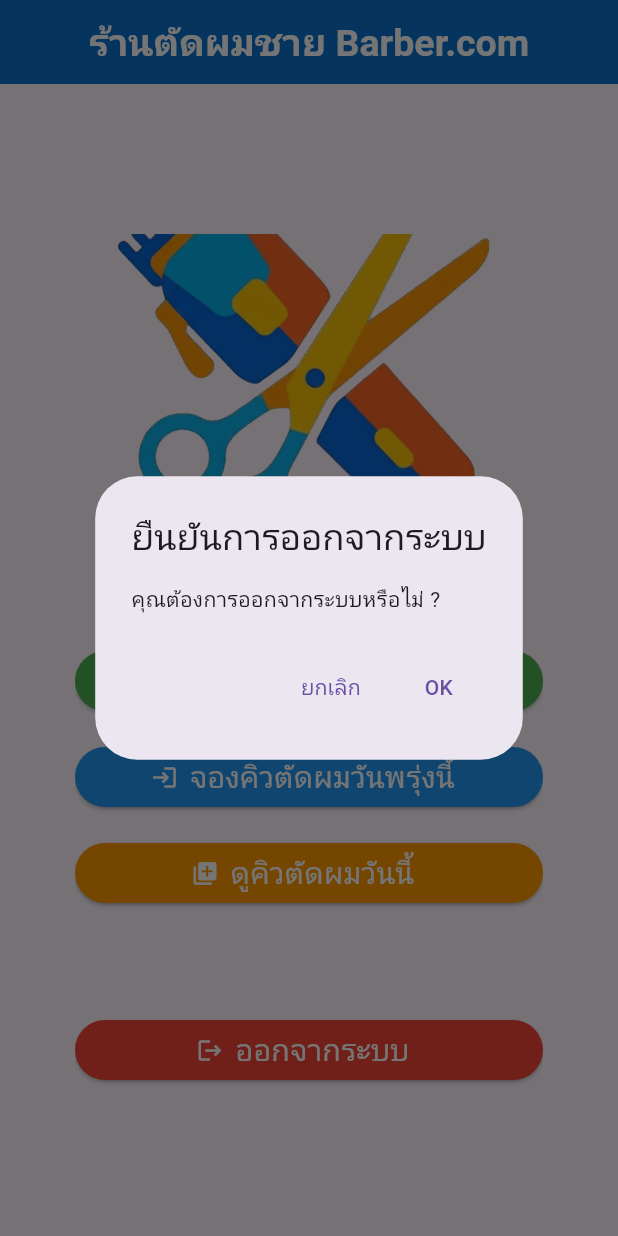
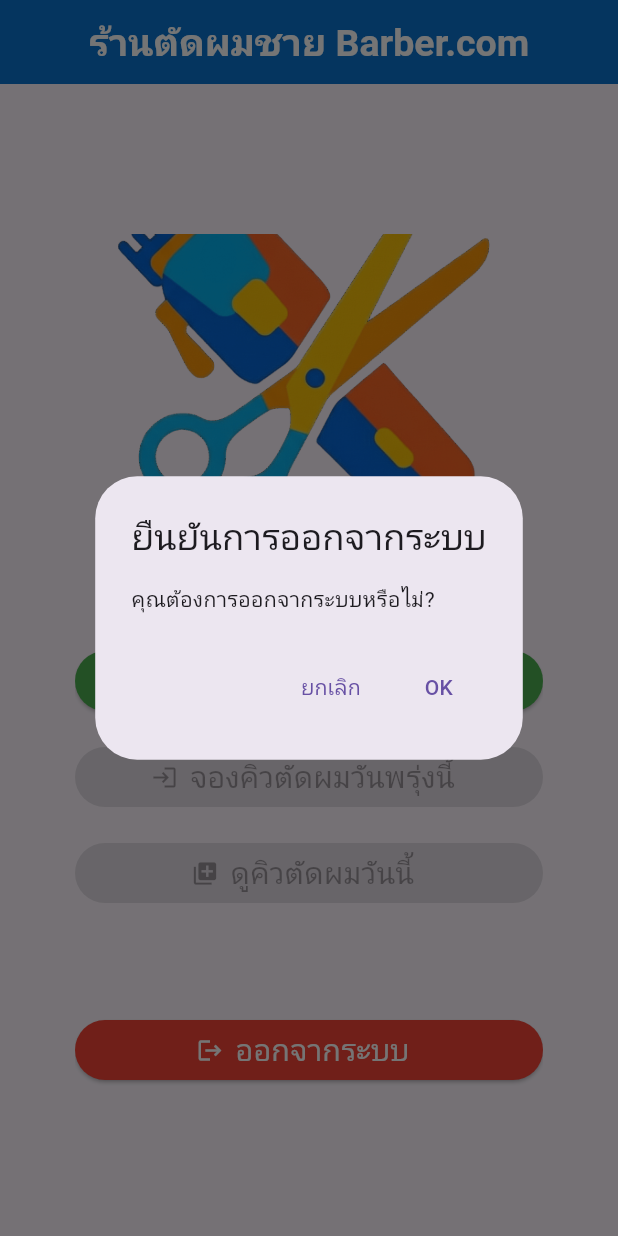
Before and after one commit to kott2556-debug/myqueue, a Flutter app: the screen it shows after launch, scrolled down 54 dp, after a tap on "ออกจากระบบ", on a phone screen of 412 x 824 dp. Run offline on Flutter 3.47's test engine with Material 3 defaults, Android fonts, the phone set to English and light mode, and no system bars; our stand-ins replace responsive_framework, shared_preferences; missing offline and left inert: dart:html, dart:js.

Commit message:
เพิ่มการบล๊อคปุ่มจองคิวและปุมดูคิว ลงชื่อแล้วถึงจะเข้าจองคิวได้

```diff
--- a/lib/screen/home.dart
+++ b/lib/screen/home.dart
@@ -1,10 +1,11 @@
+// ignore_for_file: avoid_web_libraries_in_flutter
+
 import 'package:booking/screen/jongqueue.dart';
 import 'package:booking/screen/myqueue.dart';
 import 'package:booking/screen/register.dart';
 import 'package:flutter/material.dart';
 import 'package:shared_preferences/shared_preferences.dart';
-import 'package:booking/screen/exit_screen.dart';
-// ใช้ปิดเว็บ (เฉพาะ Flutter Web)
+// ignore: deprecated_member_use
 import 'dart:html' as html;
 
 class HomeScreen extends StatefulWidget {
@@ -16,6 +17,8 @@ class HomeScreen extends StatefulWidget {
 
 class _HomeScreenState extends State<HomeScreen> {
   String? username;
+  bool isRegistered = false;
+  bool isBooked = false;
 
   @override
   void initState() {
@@ -25,8 +28,11 @@ class _HomeScreenState extends State<HomeScreen> {
 
   Future<void> loadUser() async {
     final prefs = await SharedPreferences.getInstance();
+
     setState(() {
       username = prefs.getString('name');
+      isRegistered = prefs.getBool('registered') ?? false;
+      isBooked = prefs.getBool('booked') ?? false;
     });
   }
 
@@ -39,20 +45,19 @@ class _HomeScreenState extends State<HomeScreen> {
     showDialog(
       context: context,
       builder: (context) => AlertDialog(
-        title: Text("ยืนยันการออกจากระบบ"),
-        content: Text("คุณต้องการออกจากระบบหรือไม่?"),
+        title: const Text("ยืนยันการออกจากระบบ"),
+        content: const Text("คุณต้องการออกจากระบบหรือไม่?"),
         actions: [
           TextButton(
-            child: Text("ยกเลิก"),
+            child: const Text("ยกเลิก"),
             onPressed: () => Navigator.pop(context),
           ),
           TextButton(
-            child: Text("OK"),
+            child: const Text("OK"),
             onPressed: () async {
-              Navigator.pop(context); // ปิด dialog
+              Navigator.pop(context);
               await logout();
 
-              // ⭐ ปิดแท็บเบราว์เซอร์แบบสำเร็จจริง 100%
               html.window.open("about:blank", "_self");
               html.window.close();
             },
@@ -67,9 +72,9 @@ class _HomeScreenState extends State<HomeScreen> {
     return Scaffold(
       appBar: AppBar(
         automaticallyImplyLeading: false,
-        backgroundColor: Color.fromARGB(255, 3, 118, 211),
+        backgroundColor: const Color.fromARGB(255, 3, 118, 211),
         centerTitle: true,
-        title: Text(
+        title: const Text(
           'ร้านตัดผมชาย Barber.com',
           style: TextStyle(
             color: Colors.white,
@@ -84,9 +89,9 @@ class _HomeScreenState extends State<HomeScreen> {
           child: Column(
             children: [
               Image.asset("assets/images/logo.png"),
-              SizedBox(height: 16.0),
+              const SizedBox(height: 16.0),
 
-              // ⭐ ปุ่มเดิมทั้งหมด (ไม่แตะต้อง)
+              // ⭐ ปุ่มลงชื่อ
               SizedBox(
                 width: double.infinity,
                 child: ElevatedButton.icon(
@@ -94,13 +99,17 @@ class _HomeScreenState extends State<HomeScreen> {
                     backgroundColor: Colors.green,
                     foregroundColor: Colors.white,
                   ),
-                  icon: Icon(Icons.add),
+                  icon: const Icon(Icons.add),
                   label: Text(
                     username == null ? "ลงชื่อ" : "ยินดีต้อนรับคุณ $username",
-                    style: TextStyle(fontSize: 20),
+                    style: const TextStyle(fontSize: 20),
                   ),
                   onPressed: () {
                     if (username != null) return;
+
+                    SharedPreferences.getInstance().then((prefs) {
+                      prefs.setBool("registered", true);
+                    });
 
                     Navigator.push(
                       context,
@@ -110,52 +119,66 @@ class _HomeScreenState extends State<HomeScreen> {
                 ),
               ),
 
-              SizedBox(height: 16.0),
+              const SizedBox(height: 16.0),
+
+              // ⭐ ปุ่มจองคิว — ต้องลงชื่อก่อน
               SizedBox(
                 width: double.infinity,
                 child: ElevatedButton.icon(
                   style: ElevatedButton.styleFrom(
-                    backgroundColor: Colors.blue,
+                    backgroundColor:
+                        isRegistered ? Colors.blue : Colors.grey,
                     foregroundColor: Colors.white,
                   ),
-                  icon: Icon(Icons.login),
-                  label: Text(
+                  icon: const Icon(Icons.login),
+                  label: const Text(
                     "จองคิวตัดผมวันพรุ่งนี้",
                     style: TextStyle(fontSize: 20),
                   ),
-                  onPressed: () {
+                  onPressed: isRegistered
+                      ? () async {
+                          final prefs = await SharedPreferences.getInstance();
+                          await prefs.setBool("booked", true);
+
                           Navigator.push(
+                            // ignore: use_build_context_synchronously
                             context,
                             MaterialPageRoute(builder: (_) => Login()),
                           );
-                  },
+                        }
+                      : null, // ❗ ปิดปุ่มถ้ายังไม่ลงชื่อ
                 ),
               ),
 
-              SizedBox(height: 16.0),
+              const SizedBox(height: 16.0),
+
+              // ⭐ ปุ่มดูคิว — ต้องจองคิวแล้ว
               SizedBox(
                 width: double.infinity,
                 child: ElevatedButton.icon(
                   style: ElevatedButton.styleFrom(
-                    backgroundColor: Colors.orange,
+                    backgroundColor:
+                        isBooked ? Colors.orange : Colors.grey,
                     foregroundColor: Colors.white,
                   ),
-                  icon: Icon(Icons.queue),
-                  label: Text(
+                  icon: const Icon(Icons.queue),
+                  label: const Text(
                     "ดูคิวตัดผมวันนี้",
                     style: TextStyle(fontSize: 20),
                   ),
-                  onPressed: () {
+                  onPressed: isBooked
+                      ? () {
                           Navigator.push(
                             context,
                             MaterialPageRoute(builder: (_) => Myqueue()),
                           );
-                  },
+                        }
+                      : null, // ❗ ปิดปุ่มจนกว่าจะจองคิวแล้ว
                 ),
               ),
 
-              // ⭐⭐⭐ เพิ่มปุ่มออกจากระบบ ⭐⭐⭐
-              SizedBox(height: 70.0),
+              // ⭐ ปุ่มออกจากระบบ (โค้ดเดิม)
+              const SizedBox(height: 70.0),
               SizedBox(
                 width: double.infinity,
                 child: ElevatedButton.icon(
@@ -163,40 +186,10 @@ class _HomeScreenState extends State<HomeScreen> {
                     backgroundColor: Colors.red,
                     foregroundColor: Colors.white,
                   ),
-                  icon: Icon(Icons.logout),
-                  label: Text("ออกจากระบบ", style: TextStyle(fontSize: 20)),
-                  onPressed: () {
-                    showDialog(
-                      context: context,
-                      builder: (_) => AlertDialog(
-                        title: Text("ยืนยันการออกจากระบบ"),
-                        content: Text("คุณต้องการออกจากระบบหรือไม่ ?"),
-                        actions: [
-                          TextButton(
-                            child: Text("ยกเลิก"),
-                            onPressed: () => Navigator.pop(context),
-                          ),
-                          TextButton(
-                            child: Text("OK"),
-                            onPressed: () async {
-                              Navigator.pop(context);
-
-                              final prefs =
-                                  await SharedPreferences.getInstance();
-                              await prefs.clear();
-
-                              Navigator.pushReplacement(
-                                context,
-                                MaterialPageRoute(
-                                  builder: (_) => const ExitScreen(),
-                                ),
-                              );
-                            },
-                          ),
-                        ],
-                      ),
-                    );
-                  },
+                  icon: const Icon(Icons.logout),
+                  label:
+                      const Text("ออกจากระบบ", style: TextStyle(fontSize: 20)),
+                  onPressed: confirmLogout,
                 ),
               ),
             ],
```
Lines whose indentation alone changed are shown as unchanged.
